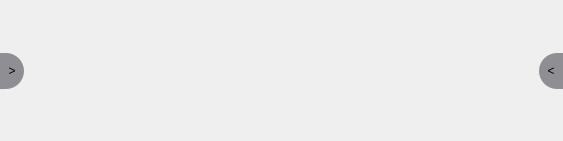
Before: the Qt Designer form VideoPlayer/mainwidget/CusListWidget.ui in huizhang556/pc-video-player, drawn with Qt 5.
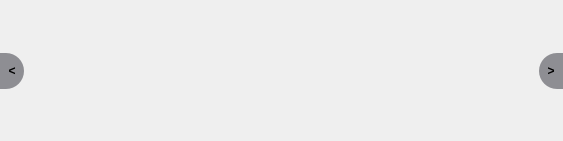
After: the same form once the commit is applied.

The edit to the form file:
```diff
--- a/VideoPlayer/mainwidget/CusListWidget.ui
+++ b/VideoPlayer/mainwidget/CusListWidget.ui
@@ -63,6 +63,7 @@
          <property name="styleSheet">
           <string notr="true">QPushButton
 {
+font-weight: 800;
 border: none;
 border-radius: 18px;
 border-top-left-radius: 0px;
@@ -76,7 +77,7 @@
 }</string>
          </property>
          <property name="text">
-          <string>&gt;</string>
+          <string>&lt;</string>
          </property>
         </widget>
        </item>
@@ -140,6 +141,7 @@
          <property name="styleSheet">
           <string notr="true">QPushButton
 {
+font-weight: 800;
 border: none;
 border-radius: 18px;
 border-top-right-radius: 0px;
@@ -153,7 +155,7 @@
 }</string>
          </property>
          <property name="text">
-          <string>&lt;</string>
+          <string>&gt;</string>
          </property>
         </widget>
        </item>
```
Left out of the diff: 2 changed lines with no effect on the pictures.
